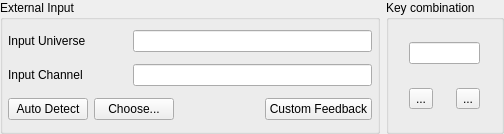
Qt form ui/src/inputselectionwidget.ui (mcallegari/qlcplus) before a commit.
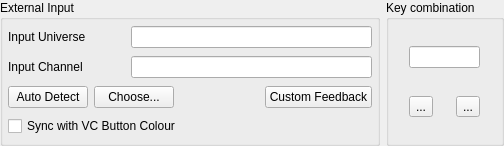
The same form after that commit. Icons and pictures are not drawn.

Commit message: #1786 sync virtual console button colour to RGB button custom feedback

What changed in the file:
```diff
--- a/ui/src/inputselectionwidget.ui
+++ b/ui/src/inputselectionwidget.ui
@@ -26,7 +26,7 @@
     <x>0</x>
     <y>0</y>
     <width>504</width>
-    <height>134</height>
+    <height>146</height>
    </rect>
   </property>
   <property name="windowTitle">
@@ -232,6 +232,13 @@
         </item>
        </layout>
       </item>
+      <item row="3" column="0" colspan="2">
+       <widget class="QCheckBox" name="m_syncColour">
+        <property name="text">
+         <string>Sync with VC Button Colour</string>
+        </property>
+       </widget>
+      </item>
       <item row="0" column="1" colspan="2">
        <widget class="QLineEdit" name="m_inputUniverseEdit">
         <property name="toolTip">
```
Left out of the diff: 2 changed lines with no effect on the pictures. The commit also changes 14 other files.
